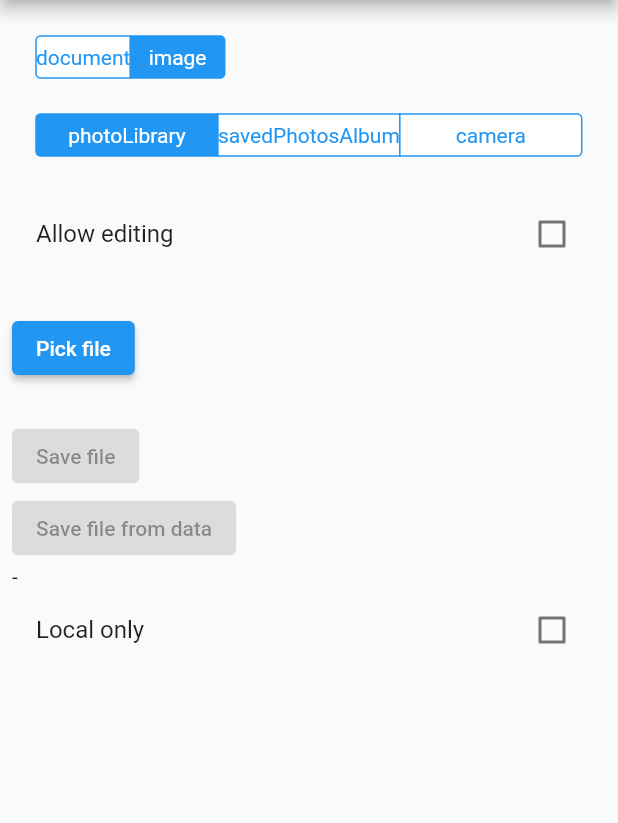
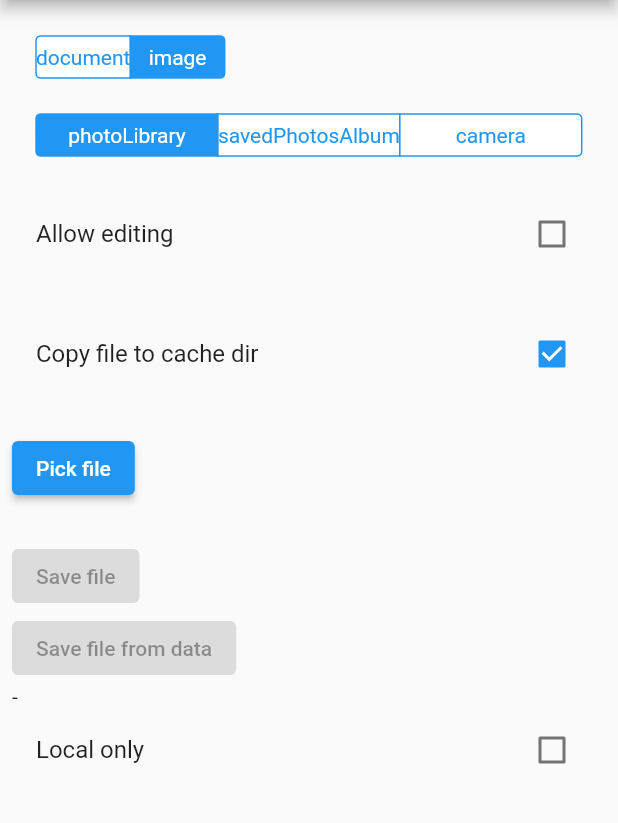
Before and after one commit to kineapps/flutter_file_dialog, a Flutter app: the screen it shows after launch, after a tap on "Pick file", on a phone screen of 412 x 824 dp, the part 84-907 px from its top. Run offline on Flutter 3.47's test engine with Material 2 defaults, Android fonts, the phone set to English and light mode, and no system bars.

Commit message:
- added a new parameter OpenFileDialogParams.copyFileToCacheDir (Android only)

```diff
--- a/example/lib/main.dart
+++ b/example/lib/main.dart
@@ -27,6 +27,8 @@ class _MyAppState extends State<MyApp> {
   File _currentFile;
   String _savedFilePath;
   bool _localOnly = false;
+  bool _copyFileToCacheDir = true;
+  String _pickedFilePath;
 
   @override
   void initState() {
@@ -45,50 +47,64 @@ class _MyAppState extends State<MyApp> {
           child: Column(
             crossAxisAlignment: CrossAxisAlignment.start,
             children: <Widget>[
-              const SizedBox(
-                height: 24,
-              ),
-              CupertinoSegmentedControl<OpenFileDialogType>(
+              Padding(
+                padding: const EdgeInsets.only(top: 24),
+                child: CupertinoSegmentedControl<OpenFileDialogType>(
                   children: const {
                     OpenFileDialogType.document: Text("document"),
                     OpenFileDialogType.image: Text("image"),
                   },
                   groupValue: _dialogType,
-                onValueChanged: (value) => setState(() => _dialogType = value),
+                  onValueChanged: (value) =>
+                      setState(() => _dialogType = value),
                 ),
-              const SizedBox(
-                height: 24,
               ),
-              CupertinoSegmentedControl<SourceType>(
+              Padding(
+                padding: const EdgeInsets.only(top: 24),
+                child: CupertinoSegmentedControl<SourceType>(
                   children: const {
                     SourceType.photoLibrary: Text("photoLibrary"),
                     SourceType.savedPhotosAlbum: Text("savedPhotosAlbum"),
                     SourceType.camera: Text("camera"),
                   },
                   groupValue: _sourceType,
-                onValueChanged: (value) => setState(() => _sourceType = value),
+                  onValueChanged: (value) =>
+                      setState(() => _sourceType = value),
                 ),
-              const SizedBox(
-                height: 24,
               ),
               if (_dialogType == OpenFileDialogType.image)
-                CheckboxListTile(
+                Padding(
+                  padding: const EdgeInsets.only(top: 24),
+                  child: CheckboxListTile(
                     title: const Text("Allow editing"),
                     value: _allowEditing,
                     onChanged: (v) => setState(() => _allowEditing = v),
                   ),
-              const SizedBox(
-                height: 24,
                 ),
-              ElevatedButton(
+              Padding(
+                padding: const EdgeInsets.only(top: 24),
+                child: CheckboxListTile(
+                  title: const Text("Copy file to cache dir"),
+                  value: _copyFileToCacheDir,
+                  onChanged: (v) => setState(() => _copyFileToCacheDir = v),
+                ),
+              ),
+              Padding(
+                padding: const EdgeInsets.only(top: 24),
+                child: ElevatedButton(
                   onPressed: _pickFile,
                   child: const Text('Pick file'),
+                ),
+              ),
+              if (_pickedFilePath?.isNotEmpty == true)
+                Padding(
+                  padding: const EdgeInsets.only(top: 24),
+                  child: Text(_pickedFilePath),
                 ),
               const SizedBox(
                 height: 24,
               ),
               if (_currentFile?.existsSync() == true) ...[
-                Text(_currentFile.path),
                 Text(
                     "${(_currentFile.lengthSync() / 1024.0).toStringAsFixed(1)} KB"),
                 SizedBox(
@@ -135,6 +151,7 @@ class _MyAppState extends State<MyApp> {
         sourceType: _sourceType,
         allowEditing: _allowEditing,
         localOnly: _localOnly,
+        copyFileToCacheDir: _copyFileToCacheDir,
       );
       result = await FlutterFileDialog.pickFile(params: params);
       print(result);
@@ -142,6 +159,7 @@ class _MyAppState extends State<MyApp> {
       print(e);
     } finally {
       setState(() {
+        _pickedFilePath = result;
         if (result != null) {
           _currentFile = File(result);
         } else {
--- a/lib/flutter_file_dialog.dart
+++ b/lib/flutter_file_dialog.dart
@@ -91,6 +91,13 @@ class OpenFileDialogParams {
   /// Access files in local device only (Android)?
   final bool localOnly;
 
+  /// Flag telling if the picked file should be copied to the application
+  /// specific cache directory (Android only).
+  ///
+  /// If true, [pickFile] returns path to the copied file.
+  /// If false, [pickFile] returns path to the original picked file.
+  final bool copyFileToCacheDir;
+
   /// Create parameters for the [pickFile] method.
   const OpenFileDialogParams({
     this.dialogType = OpenFileDialogType.document,
@@ -100,6 +107,7 @@ class OpenFileDialogParams {
     this.fileExtensionsFilter,
     this.mimeTypesFilter,
     this.localOnly = false,
+    this.copyFileToCacheDir = true,
   });
 
   Map<String, dynamic> toJson() {
@@ -111,6 +119,7 @@ class OpenFileDialogParams {
       'fileExtensionsFilter': fileExtensionsFilter,
       'mimeTypesFilter': mimeTypesFilter,
       'localOnly': localOnly,
+      'copyFileToCacheDir': copyFileToCacheDir,
     };
   }
 }
```
Also changed, not shown: 2 other files. Lines whose indentation alone changed are shown as unchanged.
